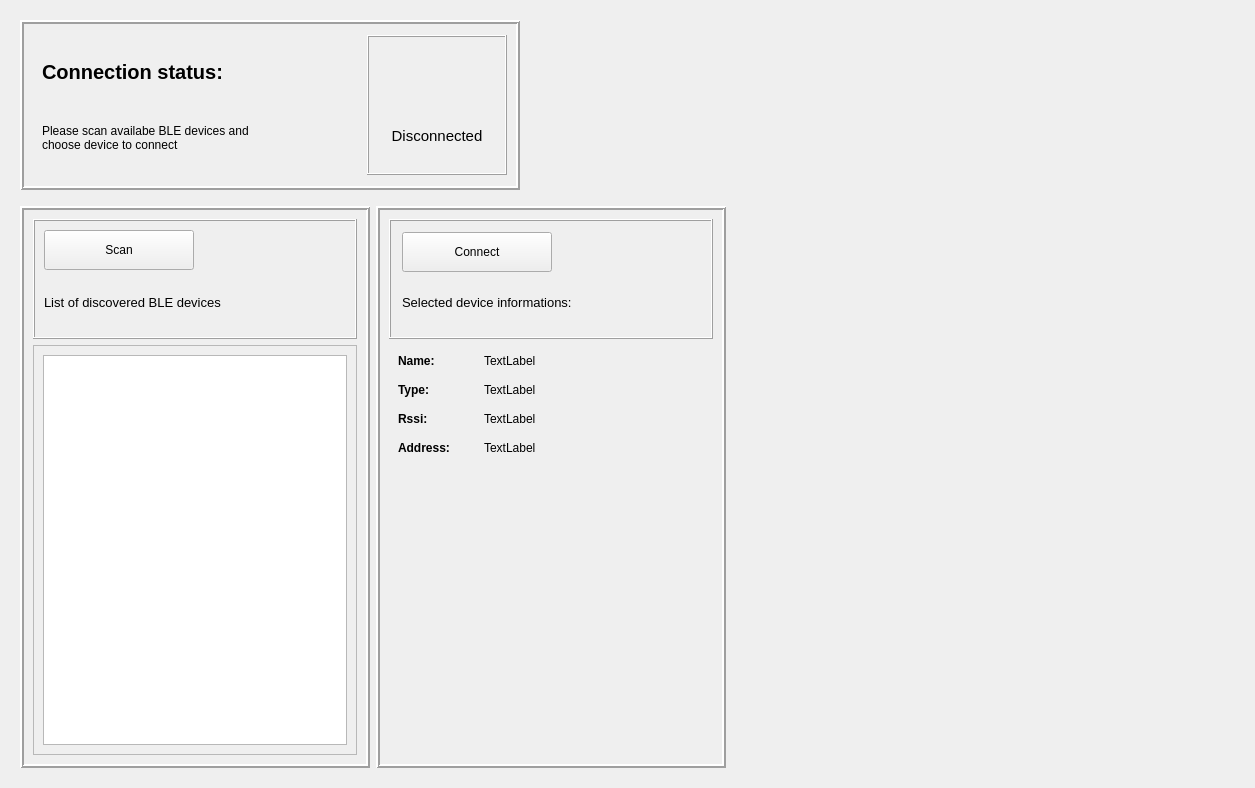
Qt form package/ble/gui_ble.ui (ljengic/BLE_desktop_application) before a commit.
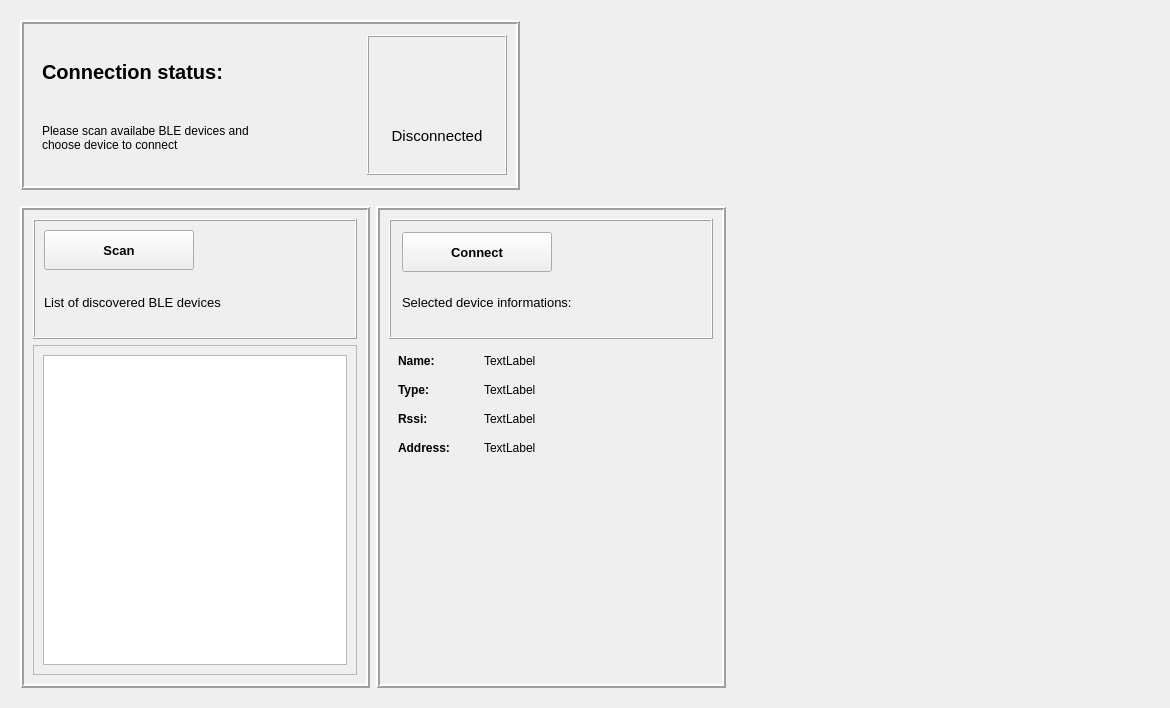
The same form after that commit. Icons and pictures are not drawn.

Patch:
```diff
--- a/package/ble/gui_ble.ui
+++ b/package/ble/gui_ble.ui
@@ -6,8 +6,8 @@
    <rect>
     <x>0</x>
     <y>0</y>
-    <width>1255</width>
-    <height>788</height>
+    <width>1170</width>
+    <height>708</height>
    </rect>
   </property>
   <property name="windowTitle">
@@ -279,6 +279,13 @@
                   <height>40</height>
                  </size>
                 </property>
+                <property name="font">
+                 <font>
+                  <pointsize>10</pointsize>
+                  <weight>75</weight>
+                  <bold>true</bold>
+                 </font>
+                </property>
                 <property name="text">
                  <string>Scan</string>
                 </property>
@@ -430,6 +437,13 @@
                       <height>40</height>
                      </size>
                     </property>
+                    <property name="font">
+                     <font>
+                      <pointsize>10</pointsize>
+                      <weight>75</weight>
+                      <bold>true</bold>
+                     </font>
+                    </property>
                     <property name="text">
                      <string>Connect</string>
                     </property>
```
